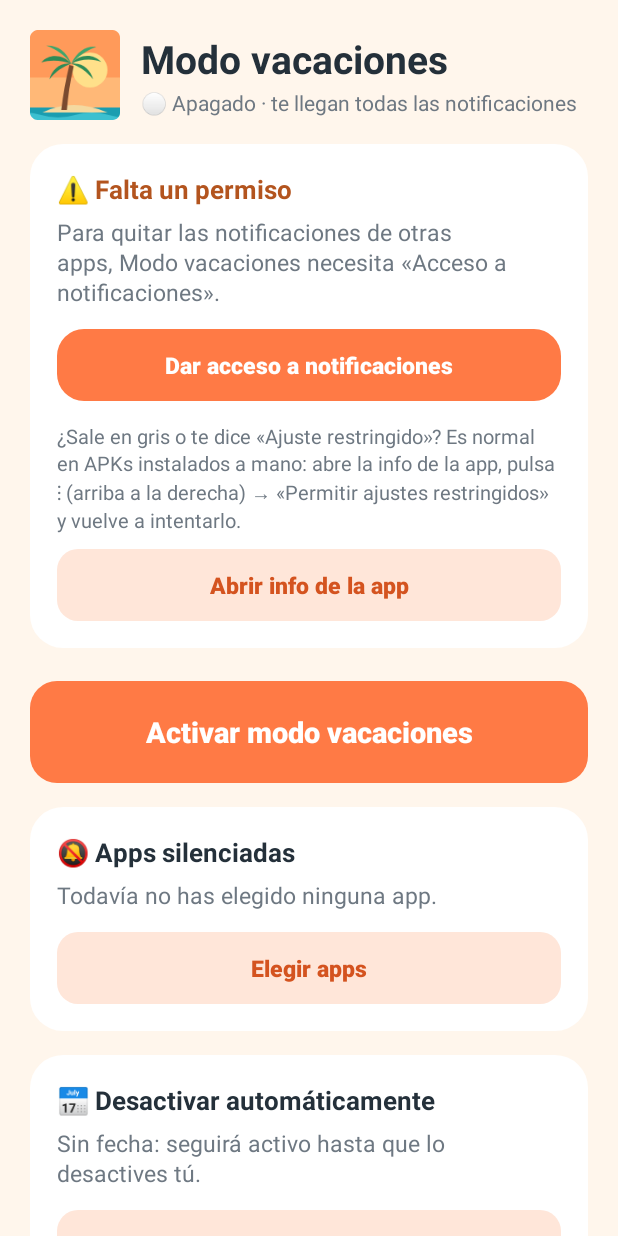
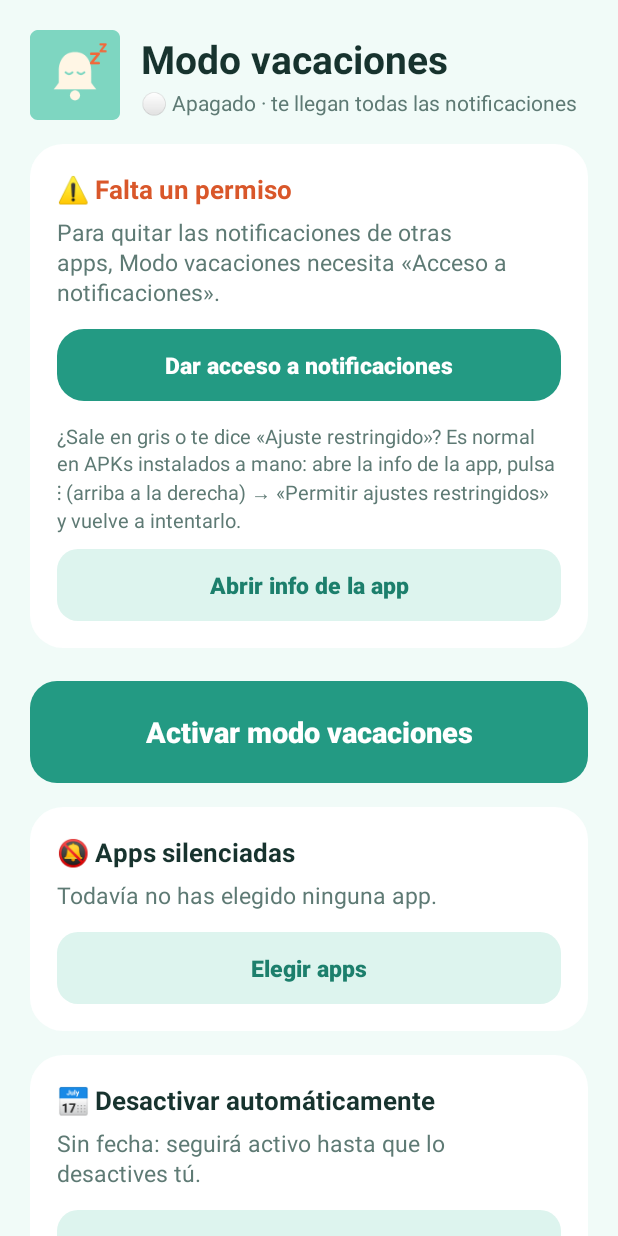
Before and after one commit to dani9del9/apps_modo_vacaciones, an Android app: the screen it shows after launch (MainActivity), on a phone screen of 412 x 824 dp. Run offline under Robolectric (Android 15) with nearby library versions, the phone set to English and light mode, and no system bars.

Commit message:
cambio diseño

```diff
--- a/app/src/main/java/com/dani/modovacaciones/AppPickerActivity.java
+++ b/app/src/main/java/com/dani/modovacaciones/AppPickerActivity.java
@@ -102,10 +102,7 @@ public class AppPickerActivity extends Activity {
     private void save() {
         Prefs.setBlocked(this, selected);
         updateCount();
-        if (Prefs.isActive(this)) {
-            Notifier.showActive(this);
-            VacationNotificationListener.cleanNow();
-        }
+        if (Prefs.isActive(this)) VacationNotificationListener.cleanNow();
     }
 
     private void updateCount() {
--- a/app/src/main/java/com/dani/modovacaciones/SystemEventsReceiver.java
+++ b/app/src/main/java/com/dani/modovacaciones/SystemEventsReceiver.java
@@ -16,7 +16,6 @@ public class SystemEventsReceiver extends BroadcastReceiver {
             case "android.app.action.SCHEDULE_EXACT_ALARM_PERMISSION_STATE_CHANGED":
                 if (VacationController.isEffectivelyActive(c)) {
                     Scheduler.schedule(c);
-                    Notifier.showActive(c);
                 }
                 VacationTileService.refresh(c);
                 break;
--- a/app/src/main/java/com/dani/modovacaciones/VacationController.java
+++ b/app/src/main/java/com/dani/modovacaciones/VacationController.java
@@ -15,7 +15,7 @@ public final class VacationController {
 
         Scheduler.schedule(c);
         Notifier.cancelFinished(c);
-        Notifier.showActive(c);
+        Notifier.cancelActive(c); // sin aviso fijo mientras está activo
 
         // Por si el sistema había desconectado el servicio
         try {
@@ -52,7 +52,6 @@ public final class VacationController {
         Prefs.setEndTime(c, millis);
         if (Prefs.isActive(c)) {
             Scheduler.schedule(c);
-            Notifier.showActive(c);
         }
         VacationTileService.refresh(c);
     }
--- a/app/src/main/res/drawable/ic_launcher_background.xml
+++ b/app/src/main/res/drawable/ic_launcher_background.xml
@@ -4,10 +4,5 @@
     android:height="108dp"
     android:viewportWidth="108"
     android:viewportHeight="108">
-    <!-- cielo de atardecer -->
-    <path android:fillColor="#FF9A5A" android:pathData="M0,0h108v80h-108z" />
-    <path android:fillColor="#FFB877" android:pathData="M0,56h108v24h-108z" />
-    <!-- mar -->
-    <path android:fillColor="#1A9DB0" android:pathData="M0,80h108v28h-108z" />
-    <path android:fillColor="#3CC0D0" android:pathData="M0,86 Q13.5,82 27,86 T54,86 T81,86 T108,86 V90 H0 Z" />
+    <path android:fillColor="#7ED6C1" android:pathData="M0,0h108v108h-108z" />
 </vector>
--- a/app/src/main/res/drawable/ic_launcher_foreground.xml
+++ b/app/src/main/res/drawable/ic_launcher_foreground.xml
@@ -1,20 +1,22 @@
 <?xml version="1.0" encoding="utf-8"?>
+<!-- Campana dormida: centrada y escalada dentro de la zona segura del icono adaptativo -->
 <vector xmlns:android="http://schemas.android.com/apk/res/android"
     android:width="108dp"
     android:height="108dp"
     android:viewportWidth="108"
     android:viewportHeight="108">
-    <!-- sol -->
-    <path android:fillColor="#FFE08A" android:pathData="M52,50a14,14 0 1,0 28,0a14,14 0 1,0 -28,0" />
-    <!-- islita -->
-    <path android:fillColor="#F4D9A0" android:pathData="M28,84 Q52,72 80,84 Z" />
-    <!-- tronco -->
-    <path android:fillColor="#7A4A2E" android:pathData="M43,82 C44.5,70 46.5,58 49.5,46 L53,47 C50,59 48.5,71 47.5,82 Z" />
-    <!-- hojas -->
-    <path android:fillColor="#2E8B57" android:pathData="M51,45 C44,37 33,37 27,44 C35,41.5 44,42.5 51,45 Z" />
-    <path android:fillColor="#2E8B57" android:pathData="M51,45 C58,36.5 69,37 75,43.5 C67,40.5 58,41.5 51,45 Z" />
-    <path android:fillColor="#3FA56B" android:pathData="M51,45 C47,35 40,30 31,30.5 C39.5,33.5 46,38.5 51,45 Z" />
-    <path android:fillColor="#3FA56B" android:pathData="M51,45 C56,34.5 63.5,30.5 71,31.5 C63,34.5 56.5,39 51,45 Z" />
-    <path android:fillColor="#2E8B57" android:pathData="M51,45 C42,43.5 35.5,50 33.5,57.5 C38.5,51 45,47 51,45 Z" />
-    <path android:fillColor="#2E8B57" android:pathData="M51,45 C60,43.5 66.5,50 68.5,57.5 C63.5,51 57,47 51,45 Z" />
+    <group
+        android:scaleX="0.68"
+        android:scaleY="0.68"
+        android:translateX="16.6"
+        android:translateY="16.6">
+        <!-- campana -->
+        <path android:fillColor="#FFF6E5" android:pathData="M55,28 C42,28 36,38 36,50 L36,64 L30,72 L80,72 L74,64 L74,50 C74,38 68,28 55,28 Z" />
+        <path android:fillColor="#FFF6E5" android:pathData="M49,79 a6,6 0 1,0 12,0 a6,6 0 1,0 -12,0 Z" />
+        <!-- ojos cerrados -->
+        <path android:strokeColor="#7ED6C1" android:strokeWidth="2.5" android:strokeLineCap="round" android:fillColor="#00000000" android:pathData="M44,52 q4,4 8,0 M58,52 q4,4 8,0" />
+        <!-- zzz -->
+        <path android:strokeColor="#F2683A" android:strokeWidth="3" android:strokeLineCap="round" android:strokeLineJoin="round" android:fillColor="#00000000" android:pathData="M74,30 h9 l-9,11 h9" />
+        <path android:strokeColor="#F2683A" android:strokeWidth="2.5" android:strokeLineCap="round" android:strokeLineJoin="round" android:fillColor="#00000000" android:pathData="M85,19 h6 l-6,8 h6" />
+    </group>
 </vector>
--- a/app/src/main/res/drawable/ic_stat_palm.xml
+++ b/app/src/main/res/drawable/ic_stat_palm.xml
@@ -1,17 +1,14 @@
 <?xml version="1.0" encoding="utf-8"?>
+<!-- Icono monocromo (mosaico de ajustes rápidos, notificación e icono temático): campana dormida -->
 <vector xmlns:android="http://schemas.android.com/apk/res/android"
     android:width="24dp"
     android:height="24dp"
-    android:viewportWidth="108"
-    android:viewportHeight="108">
-    <group android:translateX="0" android:translateY="-4">
-        <path android:fillColor="#FFFFFF" android:pathData="M22,92 Q52,74 86,92 Z" />
-        <path android:fillColor="#FFFFFF" android:pathData="M41,88 C43,72 46,56 50,40 L55,41.5 C51,57 48.5,72 47,88 Z" />
-        <path android:fillColor="#FFFFFF" android:pathData="M52,39 C43,28 28,28 18,38 C30,34 42,35 52,39 Z" />
-        <path android:fillColor="#FFFFFF" android:pathData="M52,39 C61,27.5 76,28 86,38 C74,33.5 62,35 52,39 Z" />
-        <path android:fillColor="#FFFFFF" android:pathData="M52,39 C46,25 36,18 23,19 C35,23 45,30 52,39 Z" />
-        <path android:fillColor="#FFFFFF" android:pathData="M52,39 C59,24.5 69,18.5 81,20 C70,24 60,30.5 52,39 Z" />
-        <path android:fillColor="#FFFFFF" android:pathData="M52,39 C39,37 30,46 27,57 C34,48 43,42 52,39 Z" />
-        <path android:fillColor="#FFFFFF" android:pathData="M52,39 C65,37 74,46 77,57 C70,48 61,42 52,39 Z" />
+    android:viewportWidth="110"
+    android:viewportHeight="110">
+    <group android:translateX="-3" android:translateY="3">
+        <path android:fillColor="#FFFFFF" android:pathData="M55,28 C42,28 36,38 36,50 L36,64 L30,72 L80,72 L74,64 L74,50 C74,38 68,28 55,28 Z" />
+        <path android:fillColor="#FFFFFF" android:pathData="M49,79 a6,6 0 1,0 12,0 a6,6 0 1,0 -12,0 Z" />
+        <path android:strokeColor="#FFFFFF" android:strokeWidth="5" android:strokeLineCap="round" android:strokeLineJoin="round" android:fillColor="#00000000" android:pathData="M76,22 h11 l-11,13 h11" />
+        <path android:strokeColor="#FFFFFF" android:strokeWidth="4" android:strokeLineCap="round" android:strokeLineJoin="round" android:fillColor="#00000000" android:pathData="M89,8 h7 l-7,9 h7" />
     </group>
 </vector>
--- a/app/src/main/res/values-night/colors.xml
+++ b/app/src/main/res/values-night/colors.xml
@@ -1,13 +1,14 @@
 <?xml version="1.0" encoding="utf-8"?>
 <resources>
-    <color name="bg">#10181F</color>
-    <color name="card">#1A252E</color>
-    <color name="text">#ECF1F4</color>
-    <color name="sub">#9AA7B1</color>
-    <color name="sun">#FF8A5B</color>
-    <color name="sea">#23AFC3</color>
-    <color name="soft">#3A2A22</color>
-    <color name="soft_text">#FFB08F</color>
-    <color name="line">#2A3640</color>
-    <color name="warn">#FFB08F</color>
+    <color name="bg">#0F1C1A</color>
+    <color name="card">#182A27</color>
+    <color name="text">#E8F4F1</color>
+    <color name="sub">#93ADA7</color>
+    <color name="sun">#5FD3BB</color>
+    <color name="sea">#FF8A5B</color>
+    <color name="on_primary">#0F1C1A</color>
+    <color name="soft">#1F3934</color>
+    <color name="soft_text">#7EE0CB</color>
+    <color name="line">#24403B</color>
+    <color name="warn">#FFAA85</color>
 </resources>
--- a/app/src/main/res/values/colors.xml
+++ b/app/src/main/res/values/colors.xml
@@ -1,13 +1,16 @@
 <?xml version="1.0" encoding="utf-8"?>
 <resources>
-    <color name="bg">#FFF6EC</color>
+    <!-- Paleta a juego con el logo (campana sobre menta) -->
+    <color name="bg">#F1FBF8</color>
     <color name="card">#FFFFFF</color>
-    <color name="text">#24303A</color>
-    <color name="sub">#6E7882</color>
-    <color name="sun">#FF7A45</color>
-    <color name="sea">#1A9DB0</color>
-    <color name="soft">#FFE6D9</color>
-    <color name="soft_text">#D4531F</color>
-    <color name="line">#EADFD3</color>
-    <color name="warn">#B3541E</color>
+    <color name="text">#17332E</color>
+    <color name="sub">#5E7A74</color>
+    <!-- sun = color principal (menta), sea = color de acento (coral) -->
+    <color name="sun">#239A83</color>
+    <color name="sea">#F2683A</color>
+    <color name="on_primary">#FFFFFF</color>
+    <color name="soft">#DDF4EE</color>
+    <color name="soft_text">#1C7F6C</color>
+    <color name="line">#D3E9E3</color>
+    <color name="warn">#D9572A</color>
 </resources>
--- a/app/src/main/res/values/styles.xml
+++ b/app/src/main/res/values/styles.xml
@@ -39,7 +39,7 @@
 
     <style name="Btn.Primary">
         <item name="android:background">@drawable/bg_btn_sun</item>
-        <item name="android:textColor">#FFFFFF</item>
+        <item name="android:textColor">@color/on_primary</item>
     </style>
 
     <style name="Btn.Soft">
```
Also changed, not shown: app/src/main/java/com/dani/modovacaciones/Notifier.java (+3 -37 lines), 1 other file.
